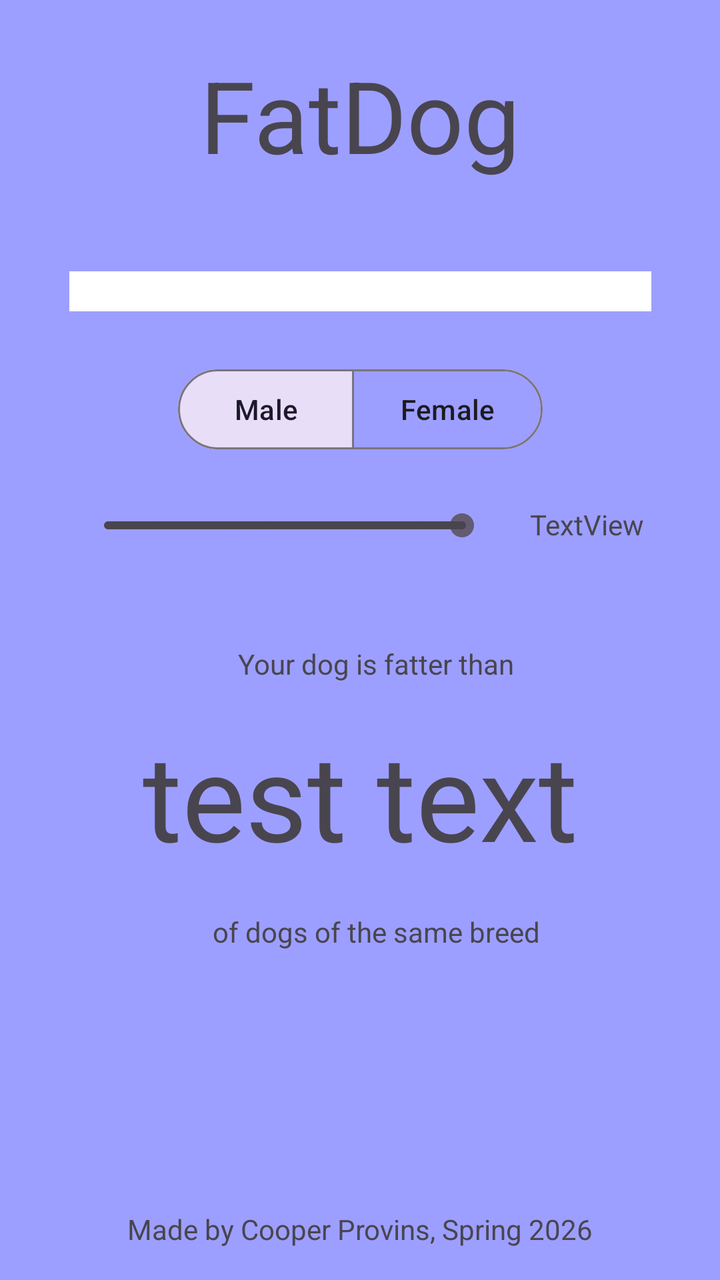
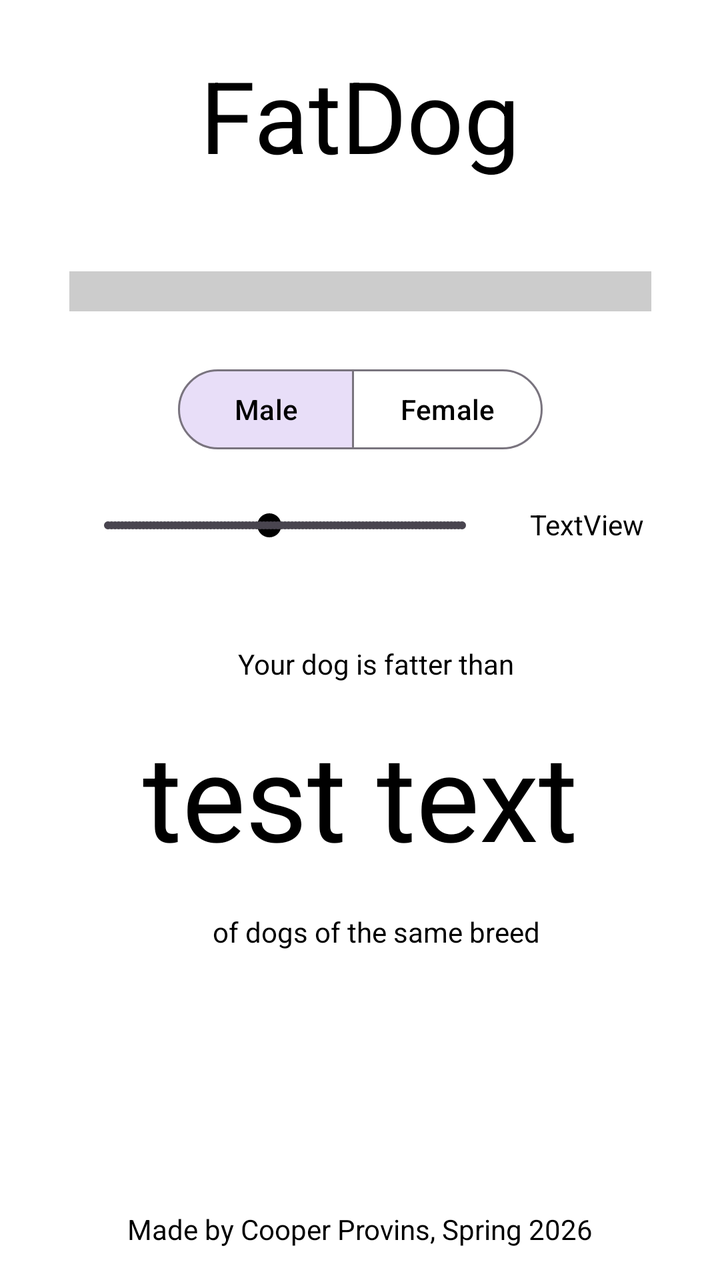

The first picture is an Android layout as it rendered before a commit; the second is the same layout after the commit. The layout source and the unified diff follow.
<!-- AndroidManifest.xml: application theme Theme.TestApplication -->
<!-- res/layout/activity_main.xml -->
<?xml version="1.0" encoding="utf-8"?>
<androidx.constraintlayout.widget.ConstraintLayout xmlns:android="http://schemas.android.com/apk/res/android"
    xmlns:app="http://schemas.android.com/apk/res-auto"
    xmlns:tools="http://schemas.android.com/tools"
    android:id="@+id/main"
    android:layout_width="match_parent"
    android:layout_height="match_parent"
    android:background="#9C9FFF"
    tools:context=".MainActivity">


    <TextView
        android:id="@+id/textView"
        android:layout_width="wrap_content"
        android:layout_height="wrap_content"
        android:layout_marginTop="24dp"
        android:text="FatDog"
        android:textSize="50dp"
        app:layout_constraintEnd_toEndOf="parent"
        app:layout_constraintStart_toStartOf="parent"
        app:layout_constraintTop_toTopOf="parent" />

    <Spinner
        android:id="@+id/mySpinner"
        android:layout_width="291dp"
        android:layout_height="wrap_content"
        android:layout_marginTop="45dp"
        android:background="@color/cardview_light_background"
        android:padding="10dp"
        android:pointerIcon="arrow"
        android:spinnerMode="dialog"
        app:layout_constraintEnd_toEndOf="parent"
        app:layout_constraintStart_toStartOf="parent"
        app:layout_constraintTop_toBottomOf="@+id/textView" />

    <SeekBar
        android:id="@+id/seekBar"
        style="@style/Widget.AppCompat.SeekBar.Discrete"
        android:layout_width="0dp"
        android:layout_height="wrap_content"
        android:layout_marginStart="38dp"
        android:layout_marginEnd="18dp"
        android:max="200"
        android:min="1"
        android:progress="200"
        app:layout_constraintBottom_toBottomOf="@+id/textView3"
        app:layout_constraintEnd_toStartOf="@+id/textView3"
        app:layout_constraintStart_toStartOf="parent" />

    <TextView
        android:id="@+id/textView2"
        android:layout_width="wrap_content"
        android:layout_height="wrap_content"
        android:layout_marginTop="236dp"
        android:layout_marginBottom="237dp"
        android:text="test text"
        android:textSize="60sp"
        app:layout_constraintBottom_toBottomOf="parent"
        app:layout_constraintEnd_toEndOf="parent"
        app:layout_constraintStart_toStartOf="parent"
        app:layout_constraintTop_toBottomOf="@+id/mySpinner" />

    <TextView
        android:id="@+id/textView6"
        android:layout_width="wrap_content"
        android:layout_height="wrap_content"
        android:layout_marginEnd="32dp"
        android:layout_marginBottom="16dp"
        android:text="Your dog is fatter than"
        app:layout_constraintBottom_toTopOf="@+id/textView2"
        app:layout_constraintEnd_toEndOf="@+id/textView2" />

    <TextView
        android:id="@+id/textView4"
        android:layout_width="wrap_content"
        android:layout_height="wrap_content"
        android:layout_marginTop="19dp"
        android:layout_marginEnd="19dp"
        android:text="of dogs of the same breed"
        app:layout_constraintEnd_toEndOf="@+id/textView2"
        app:layout_constraintTop_toBottomOf="@+id/textView2" />

    <com.google.android.material.button.MaterialButtonToggleGroup
        android:id="@+id/toggleButton"
        android:layout_width="wrap_content"
        android:layout_height="wrap_content"
        android:layout_marginTop="25dp"
        app:checkedButton="@+id/buttonMale"
        app:layout_constraintEnd_toEndOf="parent"
        app:layout_constraintStart_toStartOf="parent"
        app:layout_constraintTop_toBottomOf="@+id/mySpinner"
        app:selectionRequired="true"
        app:singleSelection="true">

        <com.google.android.material.button.MaterialButton
            android:id="@+id/buttonMale"
            style="?attr/materialButtonOutlinedStyle"
            android:layout_width="wrap_content"
            android:layout_height="wrap_content"
            android:text="Male" />

        <com.google.android.material.button.MaterialButton
            android:id="@+id/buttonFemale"
            style="?attr/materialButtonOutlinedStyle"
            android:layout_width="wrap_content"
            android:layout_height="wrap_content"
            android:text="Female" />

    </com.google.android.material.button.MaterialButtonToggleGroup>

    <TextView
        android:id="@+id/textView3"
        android:layout_width="wrap_content"
        android:layout_height="wrap_content"
        android:layout_marginTop="24dp"
        android:layout_marginEnd="38dp"
        android:text="TextView"
        app:layout_constraintEnd_toEndOf="parent"
        app:layout_constraintStart_toEndOf="@+id/seekBar"
        app:layout_constraintTop_toBottomOf="@+id/toggleButton" />

    <TextView
        android:id="@+id/textView5"
        android:layout_width="wrap_content"
        android:layout_height="wrap_content"
        android:layout_marginBottom="16dp"
        android:text="Made by Cooper Provins, Spring 2026"
        app:layout_constraintBottom_toBottomOf="parent"
        app:layout_constraintEnd_toEndOf="parent"
        app:layout_constraintStart_toStartOf="parent" />

</androidx.constraintlayout.widget.ConstraintLayout>
<!-- resources referenced by this layout -->
<resources>
  <style name="Theme.TestApplication" parent="Base.Theme.TestApplication" />
  <style name="Base.Theme.TestApplication" parent="Theme.Material3.DayNight.NoActionBar">
          
          
      </style>
</resources>

<!-- the commit's change to res/layout/activity_main.xml (unified diff, before → after) -->
@@ -5,7 +5,7 @@
     android:id="@+id/main"
     android:layout_width="match_parent"
     android:layout_height="match_parent"
-    android:background="#9C9FFF"
+    android:background="@color/white"
     tools:context=".MainActivity">
 
 
@@ -16,6 +16,7 @@
         android:layout_marginTop="24dp"
         android:text="FatDog"
         android:textSize="50dp"
+        android:textColor="@color/black"
         app:layout_constraintEnd_toEndOf="parent"
         app:layout_constraintStart_toStartOf="parent"
         app:layout_constraintTop_toTopOf="parent" />
@@ -25,9 +26,10 @@
         android:layout_width="291dp"
         android:layout_height="wrap_content"
         android:layout_marginTop="45dp"
-        android:background="@color/cardview_light_background"
+        android:background="#CCCCCC"
         android:padding="10dp"
         android:pointerIcon="arrow"
+        android:textColor="@color/black"
         android:spinnerMode="dialog"
         app:layout_constraintEnd_toEndOf="parent"
         app:layout_constraintStart_toStartOf="parent"
@@ -40,9 +42,12 @@
         android:layout_height="wrap_content"
         android:layout_marginStart="38dp"
         android:layout_marginEnd="18dp"
-        android:max="200"
-        android:min="1"
-        android:progress="200"
+        android:max="100"
+        android:min="8"
+        android:progress="50"
+        android:progressBackgroundTint="@color/black"
+        android:progressTint="@color/black"
+        android:thumbTint="@color/black"
         app:layout_constraintBottom_toBottomOf="@+id/textView3"
         app:layout_constraintEnd_toStartOf="@+id/textView3"
         app:layout_constraintStart_toStartOf="parent" />
@@ -53,6 +58,7 @@
         android:layout_height="wrap_content"
         android:layout_marginTop="236dp"
         android:layout_marginBottom="237dp"
+        android:textColor="@color/black"
         android:text="test text"
         android:textSize="60sp"
         app:layout_constraintBottom_toBottomOf="parent"
@@ -66,6 +72,7 @@
         android:layout_height="wrap_content"
         android:layout_marginEnd="32dp"
         android:layout_marginBottom="16dp"
+        android:textColor="@color/black"
         android:text="Your dog is fatter than"
         app:layout_constraintBottom_toTopOf="@+id/textView2"
         app:layout_constraintEnd_toEndOf="@+id/textView2" />
@@ -76,6 +83,7 @@
         android:layout_height="wrap_content"
         android:layout_marginTop="19dp"
         android:layout_marginEnd="19dp"
+        android:textColor="@color/black"
         android:text="of dogs of the same breed"
         app:layout_constraintEnd_toEndOf="@+id/textView2"
         app:layout_constraintTop_toBottomOf="@+id/textView2" />
@@ -87,6 +95,7 @@
         android:layout_marginTop="25dp"
         app:checkedButton="@+id/buttonMale"
         app:layout_constraintEnd_toEndOf="parent"
+        android:textColor="@color/black"
         app:layout_constraintStart_toStartOf="parent"
         app:layout_constraintTop_toBottomOf="@+id/mySpinner"
         app:selectionRequired="true"
@@ -97,6 +106,7 @@
             style="?attr/materialButtonOutlinedStyle"
             android:layout_width="wrap_content"
             android:layout_height="wrap_content"
+            android:textColor="@color/black"
             android:text="Male" />
 
         <com.google.android.material.button.MaterialButton
@@ -104,6 +114,7 @@
             style="?attr/materialButtonOutlinedStyle"
             android:layout_width="wrap_content"
             android:layout_height="wrap_content"
+            android:textColor="@color/black"
             android:text="Female" />
 
     </com.google.android.material.button.MaterialButtonToggleGroup>
@@ -114,6 +125,7 @@
         android:layout_height="wrap_content"
         android:layout_marginTop="24dp"
         android:layout_marginEnd="38dp"
+        android:textColor="@color/black"
         android:text="TextView"
         app:layout_constraintEnd_toEndOf="parent"
         app:layout_constraintStart_toEndOf="@+id/seekBar"
@@ -123,6 +135,7 @@
         android:id="@+id/textView5"
         android:layout_width="wrap_content"
         android:layout_height="wrap_content"
+        android:textColor="@color/black"
         android:layout_marginBottom="16dp"
         android:text="Made by Cooper Provins, Spring 2026"
         app:layout_constraintBottom_toBottomOf="parent"
<!-- resource entries referenced after the edit -->
@@ -1,5 +1,7 @@
 <!-- resources referenced by this layout -->
 <resources>
+  <color name="black">#FF000000</color>
+  <color name="white">#FFFFFFFF</color>
   <style name="Theme.TestApplication" parent="Base.Theme.TestApplication" />
   <style name="Base.Theme.TestApplication" parent="Theme.Material3.DayNight.NoActionBar">
           
